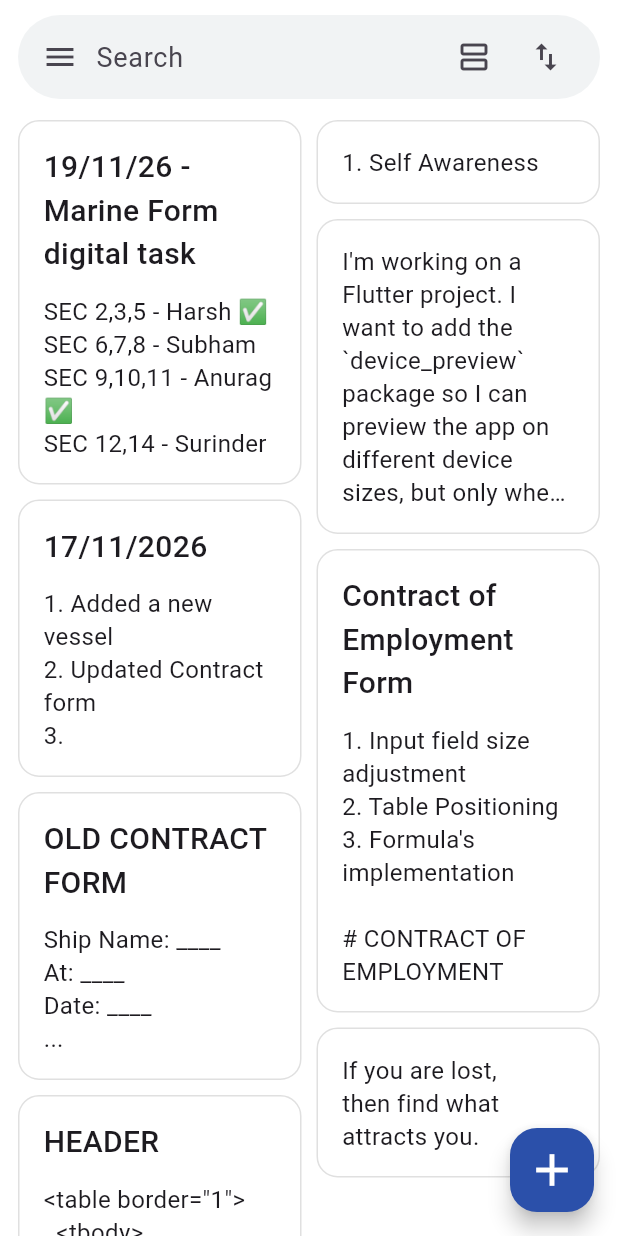
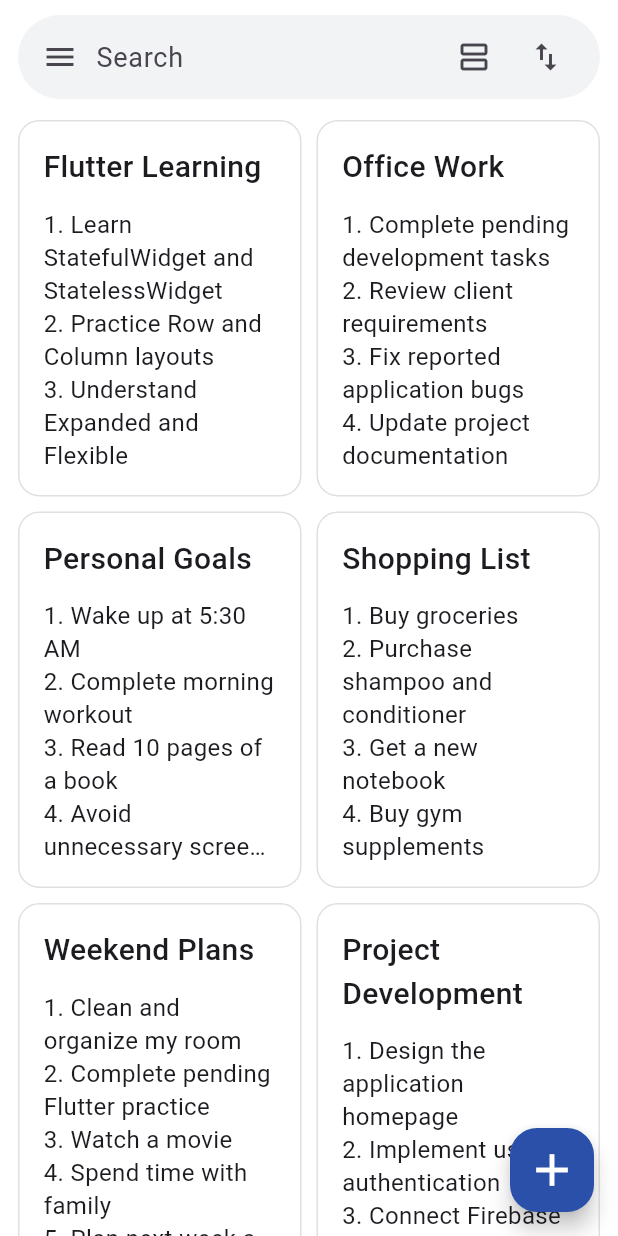
Before and after one commit to anuragk27/flutterproject, a Flutter app: the screen it shows after launch, on a phone screen of 412 x 824 dp. Run offline on Flutter 3.47's test engine with Material 3 defaults, Android fonts, the phone set to English and light mode, and no system bars; our stand-ins replace device_preview, material_ui.

Commit message:
to do list update

```diff
--- a/lib/screens/home_page.dart
+++ b/lib/screens/home_page.dart
@@ -24,37 +24,40 @@ class _HomePageState extends State<HomePage> {
   // Our list of notes (sample data to make the screen look filled)
   final List<Note> notes = [
     Note(
-      title: '19/11/26 - Marine Form digital task',
+      title: 'Flutter Learning',
       body:
-          'SEC 2,3,5 - Harsh ✅\nSEC 6,7,8 - Subham\nSEC 9,10,11 - Anurag ✅\nSEC 12,14 - Surinder',
+          '1. Learn StatefulWidget and StatelessWidget\n2. Practice Row and Column layouts\n3. Understand Expanded and Flexible\n4. Build a simple profile screen\n5. Revise Flutter fundamentals',
     ),
-    Note(body: '1. Self Awareness'),
+
     Note(
-      title: '17/11/2026',
-      body: '1. Added a new vessel\n2. Updated Contract form\n3.',
+      title: 'Office Work',
+      body:
+          '1. Complete pending development tasks\n2. Review client requirements\n3. Fix reported application bugs\n4. Update project documentation\n5. Push latest changes to GitHub',
     ),
+
     Note(
+      title: 'Personal Goals',
       body:
-          "I'm working on a Flutter project. I want to add the "
-          "`device_preview` package so I can preview the app on "
-          "different device sizes, but only when I explicitly turn it on.\n\n"
-          "Task: Integrate Device Preview",
+          '1. Wake up at 5:30 AM\n2. Complete morning workout\n3. Read 10 pages of a book\n4. Avoid unnecessary screen time\n5. Sleep before 11 PM',
     ),
+
     Note(
-      title: 'OLD CONTRACT FORM',
-      body: 'Ship Name: ____\nAt: ____\nDate: ____\n...',
+      title: 'Shopping List',
+      body:
+          '1. Buy groceries\n2. Purchase shampoo and conditioner\n3. Get a new notebook\n4. Buy gym supplements\n5. Recharge mobile plan',
     ),
+
     Note(
-      title: 'Contract of Employment Form',
+      title: 'Weekend Plans',
       body:
-          "1. Input field size adjustment\n2. Table Positioning\n3. Formula's implementation\n\n# CONTRACT OF EMPLOYMENT\n...",
+          '1. Clean and organize my room\n2. Complete pending Flutter practice\n3. Watch a movie\n4. Spend time with family\n5. Plan next week activities',
     ),
+
     Note(
-      title: 'HEADER',
+      title: 'Project Development',
       body:
-          '<table border="1">\n  <tbody>\n    <tr>\n      <td style="width:80px;">',
+          '1. Design the application homepage\n2. Implement user authentication\n3. Connect Firebase Firestore\n4. Add create, read, update and delete functionality\n5. Test application features\n6. Improve UI responsiveness',
     ),
-    Note(body: 'If you are lost,\nthen find what attracts you.'),
   ];
 
   // A GlobalKey gives us a "remote control" for the Scaffold, so we can
```
